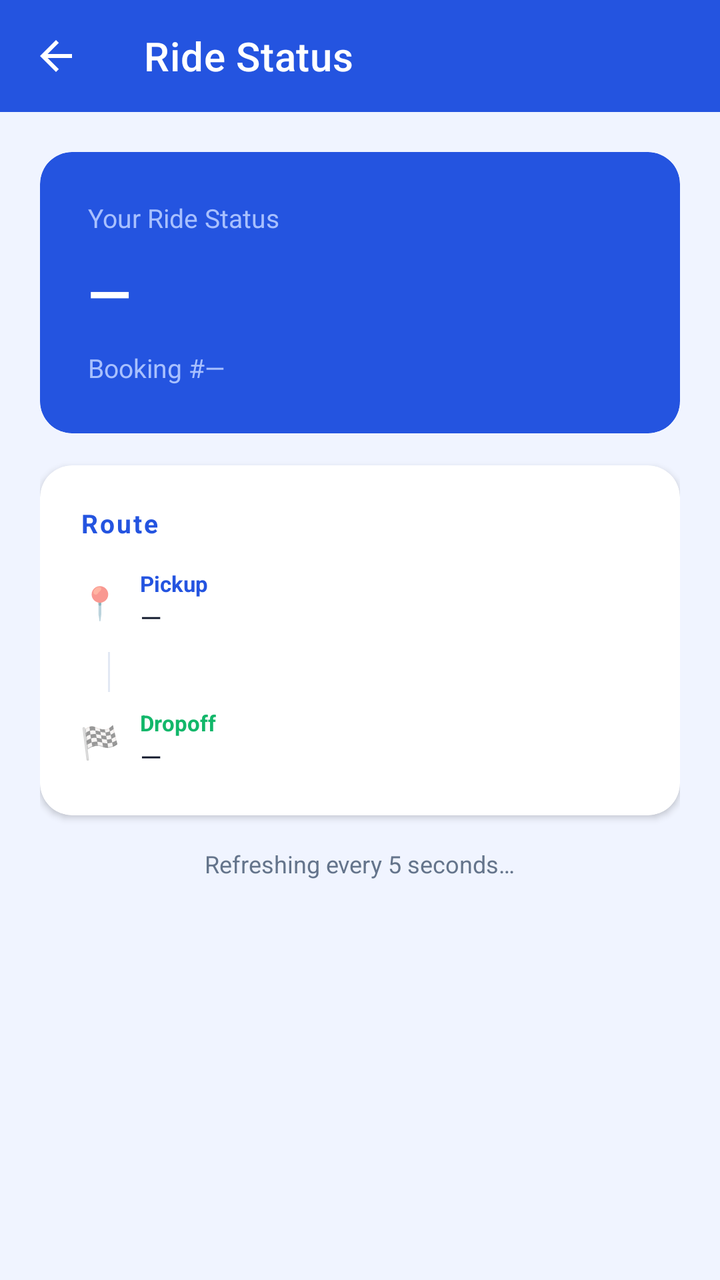
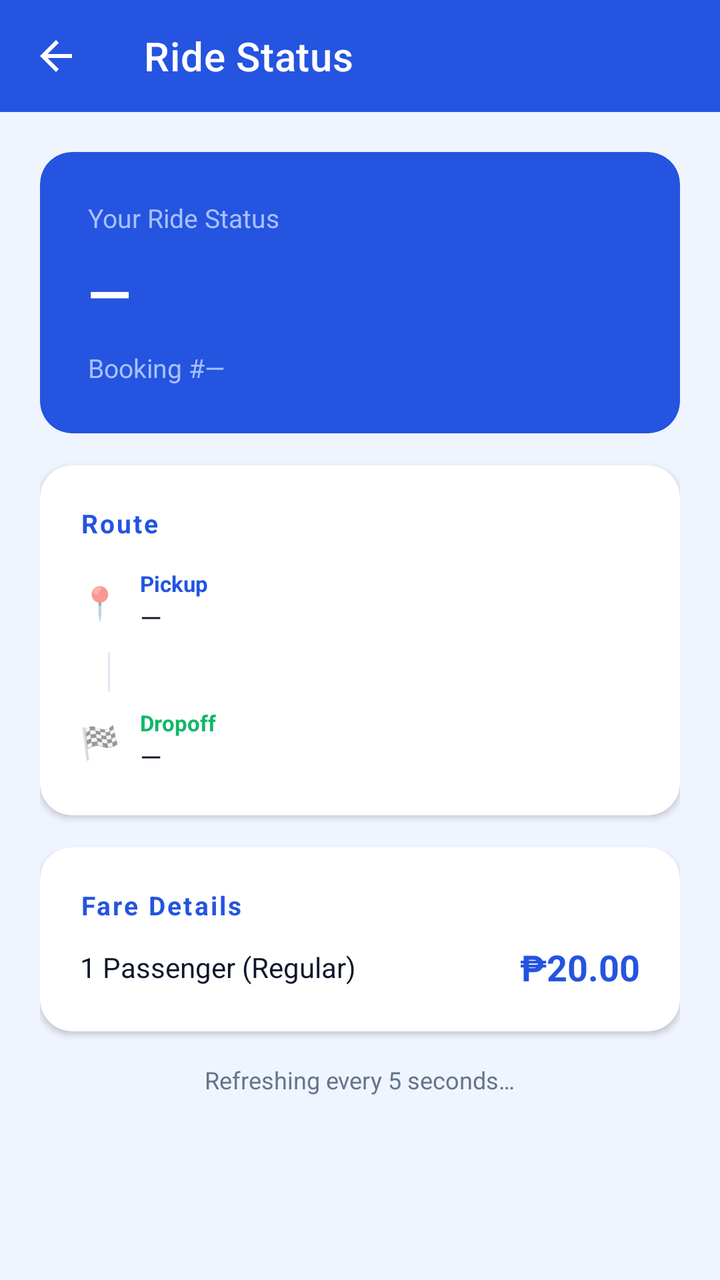

Two renders of the same Android screen: before a commit and after it. Below are the layout's source before the change and the commit's diff.
<!-- AndroidManifest.xml: application theme Theme.PiatMovePassenger -->
<!-- res/layout/activity_ride_status.xml -->
<?xml version="1.0" encoding="utf-8"?>
<LinearLayout xmlns:android="http://schemas.android.com/apk/res/android"
    xmlns:app="http://schemas.android.com/apk/res-auto"
    android:layout_width="match_parent"
    android:layout_height="match_parent"
    android:orientation="vertical">

    <com.google.android.material.appbar.MaterialToolbar
        android:id="@+id/toolbar"
        android:layout_width="match_parent"
        android:layout_height="?attr/actionBarSize"
        android:background="@color/colorPrimary"
        app:navigationIcon="@drawable/ic_back"
        app:title="@string/ride_status"
        app:titleTextColor="@color/white" />

    <ScrollView
        android:layout_width="match_parent"
        android:layout_height="match_parent"
        android:background="@color/colorBackground">

        <LinearLayout
            android:layout_width="match_parent"
            android:layout_height="wrap_content"
            android:orientation="vertical"
            android:padding="20dp">

            
            <com.google.android.material.card.MaterialCardView
                android:layout_width="match_parent"
                android:layout_height="wrap_content"
                android:layout_marginBottom="16dp"
                app:cardBackgroundColor="@color/colorPrimary"
                app:cardCornerRadius="16dp"
                app:cardElevation="0dp">
                <LinearLayout
                    android:layout_width="match_parent"
                    android:layout_height="wrap_content"
                    android:orientation="vertical"
                    android:padding="24dp">
                    <TextView
                        android:layout_width="wrap_content"
                        android:layout_height="wrap_content"
                        android:layout_marginBottom="10dp"
                        android:text="Your Ride Status"
                        android:textColor="@color/colorHeroSubtitle"
                        android:textSize="13sp" />
                    <TextView
                        android:id="@+id/tvStatus"
                        android:layout_width="wrap_content"
                        android:layout_height="wrap_content"
                        android:layout_marginBottom="10dp"
                        android:text="—"
                        android:textColor="@color/white"
                        android:textSize="28sp"
                        android:textStyle="bold" />
                    <TextView
                        android:id="@+id/tvBookingId"
                        android:layout_width="wrap_content"
                        android:layout_height="wrap_content"
                        android:text="Booking #—"
                        android:textColor="@color/colorHeroSubtitle"
                        android:textSize="13sp" />
                </LinearLayout>
            </com.google.android.material.card.MaterialCardView>

            
            <com.google.android.material.card.MaterialCardView
                android:layout_width="match_parent"
                android:layout_height="wrap_content"
                android:layout_marginBottom="16dp"
                app:cardCornerRadius="16dp"
                app:cardElevation="2dp">
                <LinearLayout
                    android:layout_width="match_parent"
                    android:layout_height="wrap_content"
                    android:orientation="vertical"
                    android:padding="20dp">

                    <TextView
                        android:layout_width="wrap_content"
                        android:layout_height="wrap_content"
                        android:layout_marginBottom="14dp"
                        android:letterSpacing="0.08"
                        android:text="Route"
                        android:textColor="@color/colorPrimary"
                        android:textSize="13sp"
                        android:textStyle="bold" />

                    
                    <LinearLayout
                        android:layout_width="match_parent"
                        android:layout_height="wrap_content"
                        android:gravity="center_vertical"
                        android:layout_marginBottom="8dp"
                        android:orientation="horizontal">
                        <TextView
                            android:layout_width="wrap_content"
                            android:layout_height="wrap_content"
                            android:layout_marginEnd="10dp"
                            android:text="📍"
                            android:textSize="16sp" />
                        <LinearLayout
                            android:layout_width="0dp"
                            android:layout_height="wrap_content"
                            android:layout_weight="1"
                            android:orientation="vertical">
                            <TextView
                                android:layout_width="wrap_content"
                                android:layout_height="wrap_content"
                                android:text="Pickup"
                                android:textColor="@color/colorPrimary"
                                android:textSize="11sp"
                                android:textStyle="bold" />
                            <TextView
                                android:id="@+id/tvPickup"
                                android:layout_width="wrap_content"
                                android:layout_height="wrap_content"
                                android:text="—"
                                android:textColor="@color/black"
                                android:textSize="14sp" />
                        </LinearLayout>
                    </LinearLayout>

                    <View
                        android:layout_width="1dp"
                        android:layout_height="20dp"
                        android:layout_marginStart="14dp"
                        android:layout_marginBottom="8dp"
                        android:background="@color/colorDivider" />

                    
                    <LinearLayout
                        android:layout_width="match_parent"
                        android:layout_height="wrap_content"
                        android:gravity="center_vertical"
                        android:orientation="horizontal">
                        <TextView
                            android:layout_width="wrap_content"
                            android:layout_height="wrap_content"
                            android:layout_marginEnd="10dp"
                            android:text="🏁"
                            android:textSize="16sp" />
                        <LinearLayout
                            android:layout_width="0dp"
                            android:layout_height="wrap_content"
                            android:layout_weight="1"
                            android:orientation="vertical">
                            <TextView
                                android:layout_width="wrap_content"
                                android:layout_height="wrap_content"
                                android:text="Dropoff"
                                android:textColor="@color/statusCompleted"
                                android:textSize="11sp"
                                android:textStyle="bold" />
                            <TextView
                                android:id="@+id/tvDropoff"
                                android:layout_width="wrap_content"
                                android:layout_height="wrap_content"
                                android:text="—"
                                android:textColor="@color/black"
                                android:textSize="14sp" />
                        </LinearLayout>
                    </LinearLayout>
                </LinearLayout>
            </com.google.android.material.card.MaterialCardView>

            
            <com.google.android.material.card.MaterialCardView
                android:id="@+id/cardDriverInfo"
                android:layout_width="match_parent"
                android:layout_height="wrap_content"
                android:layout_marginBottom="16dp"
                android:visibility="gone"
                app:cardCornerRadius="16dp"
                app:cardElevation="2dp">
                <LinearLayout
                    android:layout_width="match_parent"
                    android:layout_height="wrap_content"
                    android:orientation="vertical"
                    android:padding="20dp">
                    <TextView
                        android:layout_width="wrap_content"
                        android:layout_height="wrap_content"
                        android:layout_marginBottom="14dp"
                        android:letterSpacing="0.08"
                        android:text="Your Driver"
                        android:textColor="@color/colorPrimary"
                        android:textSize="13sp"
                        android:textStyle="bold" />
                    <LinearLayout
                        android:layout_width="match_parent"
                        android:layout_height="wrap_content"
                        android:gravity="center_vertical"
                        android:orientation="horizontal">
                        <TextView
                            android:layout_width="wrap_content"
                            android:layout_height="wrap_content"
                            android:layout_marginEnd="10dp"
                            android:text="🏍️"
                            android:textSize="22sp" />
                        <LinearLayout
                            android:layout_width="0dp"
                            android:layout_height="wrap_content"
                            android:layout_weight="1"
                            android:orientation="vertical">
                            <TextView
                                android:id="@+id/tvDriverName"
                                android:layout_width="wrap_content"
                                android:layout_height="wrap_content"
                                android:text="—"
                                android:textColor="@color/black"
                                android:textSize="15sp"
                                android:textStyle="bold" />
                            <TextView
                                android:id="@+id/tvDriverEmail"
                                android:layout_width="wrap_content"
                                android:layout_height="wrap_content"
                                android:text="—"
                                android:textColor="@color/grey_text"
                                android:textSize="13sp" />
                        </LinearLayout>
                    </LinearLayout>
                </LinearLayout>
            </com.google.android.material.card.MaterialCardView>

            <ProgressBar
                android:id="@+id/progressBar"
                android:layout_width="wrap_content"
                android:layout_height="wrap_content"
                android:layout_gravity="center"
                android:layout_marginBottom="8dp"
                android:visibility="gone" />

            <TextView
                android:id="@+id/tvPolling"
                android:layout_width="wrap_content"
                android:layout_height="wrap_content"
                android:layout_gravity="center"
                android:text="Refreshing every 5 seconds…"
                android:textColor="@color/grey_text"
                android:textSize="12sp" />

            <com.google.android.material.button.MaterialButton
                android:id="@+id/btnCancelRide"
                style="@style/Widget.MaterialComponents.Button.OutlinedButton"
                android:layout_width="match_parent"
                android:layout_height="wrap_content"
                android:layout_marginTop="12dp"
                android:text="Cancel Ride"
                android:textColor="@color/statusRejected"
                android:textStyle="bold"
                android:visibility="gone"
                app:strokeColor="@color/statusRejected" />
        </LinearLayout>
    </ScrollView>
</LinearLayout>
<!-- resources referenced by this layout -->
<resources>
  <color name="black">#0F172A</color>
  <color name="colorBackground">#F0F4FF</color>
  <color name="colorDivider">#E2E8F4</color>
  <color name="colorHeroSubtitle">#A8C0FF</color>
  <color name="colorPrimary">#2454E0</color>
  <color name="grey_text">#64748B</color>
  <color name="statusCompleted">#12B76A</color>
  <color name="statusRejected">#EF4444</color>
  <color name="white">#FFFFFF</color>
  <!-- drawable ic_back (drawable) -->
  <vector xmlns:android="http://schemas.android.com/apk/res/android"
      android:width="24dp"
      android:height="24dp"
      android:viewportWidth="24"
      android:viewportHeight="24">
      <path
          android:fillColor="@android:color/white"
          android:pathData="M20,11H7.83l5.59,-5.59L12,4l-8,8 8,8 1.41,-1.41L7.83,13H20v-2z" />
  </vector>
  <string name="ride_status">Ride Status</string>
  <style name="Theme.PiatMovePassenger" parent="Theme.MaterialComponents.DayNight.NoActionBar">
          <item name="colorPrimary">@color/colorPrimary</item>
          <item name="colorPrimaryVariant">@color/colorPrimaryDark</item>
          <item name="colorOnPrimary">@color/white</item>
          <item name="colorSecondary">@color/colorAccent</item>
          <item name="colorOnSecondary">@color/white</item>
          <item name="android:statusBarColor">@color/colorPrimaryDark</item>
          <item name="materialButtonStyle">@style/Widget.App.Button</item>
          <item name="materialButtonOutlinedStyle">@style/Widget.App.Button.Outlined</item>
          <item name="shapeAppearanceMediumComponent">@style/ShapeAppearance.App.MediumComponent</item>
      </style>
  <color name="colorPrimaryDark">#1D43B8</color>
  <color name="colorAccent">#12B76A</color>
  <style name="Widget.App.Button" parent="Widget.MaterialComponents.Button">
          <item name="cornerRadius">24dp</item>
          <item name="android:paddingTop">4dp</item>
          <item name="android:paddingBottom">4dp</item>
          <item name="android:minHeight">48dp</item>
      </style>
  <style name="Widget.App.Button.Outlined" parent="Widget.MaterialComponents.Button.OutlinedButton">
          <item name="cornerRadius">24dp</item>
          <item name="android:paddingTop">4dp</item>
          <item name="android:paddingBottom">4dp</item>
          <item name="android:minHeight">48dp</item>
      </style>
  <style name="ShapeAppearance.App.MediumComponent" parent="ShapeAppearance.MaterialComponents.MediumComponent">
          <item name="cornerSize">12dp</item>
      </style>
</resources>

<!-- the commit's change to res/layout/activity_ride_status.xml (unified diff, before → after) -->
@@ -167,6 +167,73 @@
 
             
             <com.google.android.material.card.MaterialCardView
+                android:layout_width="match_parent"
+                android:layout_height="wrap_content"
+                android:layout_marginBottom="16dp"
+                app:cardCornerRadius="16dp"
+                app:cardElevation="2dp">
+                <LinearLayout
+                    android:layout_width="match_parent"
+                    android:layout_height="wrap_content"
+                    android:orientation="vertical"
+                    android:padding="20dp">
+
+                    <LinearLayout
+                        android:layout_width="match_parent"
+                        android:layout_height="wrap_content"
+                        android:gravity="center_vertical"
+                        android:orientation="horizontal">
+                        <TextView
+                            android:layout_width="0dp"
+                            android:layout_height="wrap_content"
+                            android:layout_weight="1"
+                            android:letterSpacing="0.08"
+                            android:text="Fare Details"
+                            android:textColor="@color/colorPrimary"
+                            android:textSize="13sp"
+                            android:textStyle="bold" />
+                        <TextView
+                            android:id="@+id/tvDiscountBadge"
+                            android:layout_width="wrap_content"
+                            android:layout_height="wrap_content"
+                            android:background="#DCFCE7"
+                            android:paddingHorizontal="8dp"
+                            android:paddingVertical="3dp"
+                            android:text="20% Discount"
+                            android:textColor="#15803D"
+                            android:textSize="11sp"
+                            android:textStyle="bold"
+                            android:visibility="gone" />
+                    </LinearLayout>
+
+                    <LinearLayout
+                        android:layout_width="match_parent"
+                        android:layout_height="wrap_content"
+                        android:layout_marginTop="10dp"
+                        android:gravity="center_vertical"
+                        android:orientation="horizontal">
+                        <TextView
+                            android:id="@+id/tvPassengerCountLabel"
+                            android:layout_width="0dp"
+                            android:layout_height="wrap_content"
+                            android:layout_weight="1"
+                            android:text="1 Passenger (Regular)"
+                            android:textColor="@color/black"
+                            android:textSize="14sp" />
+                        <TextView
+                            android:id="@+id/tvFareAmount"
+                            android:layout_width="wrap_content"
+                            android:layout_height="wrap_content"
+                            android:text="₱20.00"
+                            android:textColor="@color/colorPrimary"
+                            android:textSize="18sp"
+                            android:textStyle="bold" />
+                    </LinearLayout>
+                </LinearLayout>
+            </com.google.android.material.card.MaterialCardView>
+
+            
+            <com.google.android.material.card.MaterialCardView
                 android:id="@+id/cardDriverInfo"
                 android:layout_width="match_parent"
                 android:layout_height="wrap_content"
